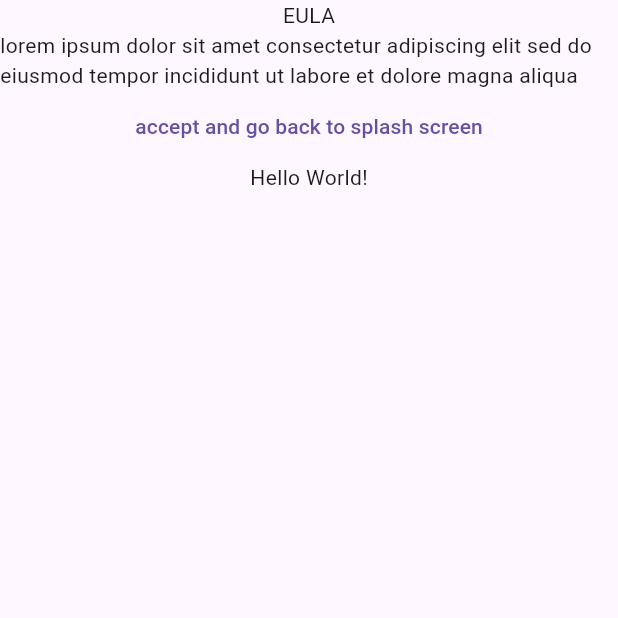
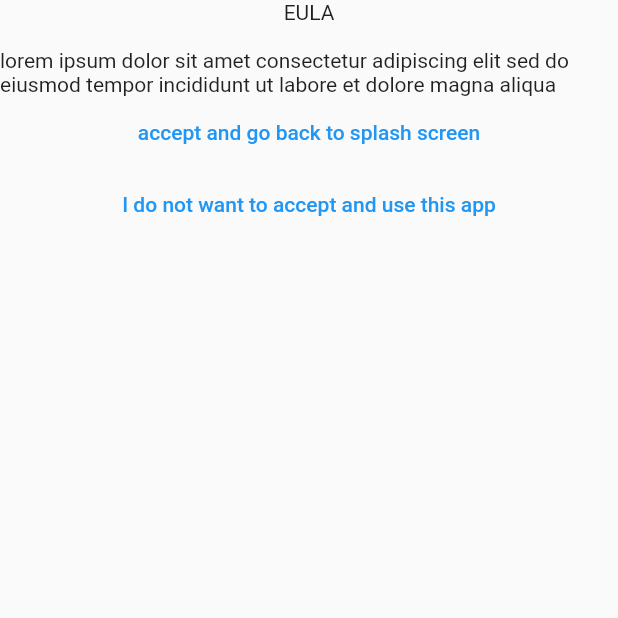
Before and after one commit to nicolgit/blast, a Flutter app: the screen it shows after launch, after a tap on "show EULA", on a phone screen of 412 x 824 dp, the top half of it. Run offline on Flutter 3.47's test engine with Material 2 defaults, Android fonts, the phone set to English and light mode, and no system bars; our stand-ins replace auto_route, kt_dart, shared_preferences.

Commit message:
working on navigation and refresh UI

```diff
--- /dev/null
+++ b/code/app/blastapp/lib/ViewModel/app_view_model.dart
@@ -0,0 +1,22 @@
+import 'package:flutter/material.dart';
+import 'package:blastmodel/settings_service.dart';
+
+class AppViewModel {
+
+  AppViewModel() {
+    // init things inside this
+  }
+
+  Future<ThemeMode> getAppTheme () async {
+    switch (await SettingService().appTheme)
+    {
+      case BlaseAppTheme.auto:
+        return ThemeMode.system;
+      case BlaseAppTheme.light:
+        return ThemeMode.light;
+      case BlaseAppTheme.dark:
+        return ThemeMode.dark;
+      default:
+        return ThemeMode.system;}
+  }
+}
--- /dev/null
+++ b/code/app/blastapp/lib/ViewModel/eula_view_model.dart
@@ -0,0 +1,20 @@
+import 'package:auto_route/auto_route.dart';
+import 'package:blastmodel/settings_service.dart';
+import 'package:flutter/material.dart';
+
+class EulaViewModel extends ChangeNotifier{
+  BuildContext context;
+
+  EulaViewModel(this.context);
+
+  acceptEula() async {
+    SettingService().setEulaAccepted(true);
+    context.router.pop();
+  }
+
+  denyEula() async {
+    SettingService().setEulaAccepted(false);
+    context.router.pop(true);
+  }
+
+}
--- /dev/null
+++ b/code/app/blastapp/lib/ViewModel/splash_view_model.dart
@@ -0,0 +1,18 @@
+import 'package:auto_route/auto_route.dart';
+import 'package:blastapp/blast_router.dart';
+import 'package:blastmodel/settings_service.dart';
+import 'package:flutter/material.dart';
+
+class SplashViewModel extends ChangeNotifier{
+  BuildContext context;
+
+  SplashViewModel(this.context);
+
+  Future<bool> eulaAccepted() async {
+    return SettingService().eulaAccepted;
+  }
+
+  showEula() async {
+    return context.router.push(const EulaRoute());
+  }
+}
--- /dev/null
+++ b/code/app/blastapp/lib/blast_router.dart
@@ -0,0 +1,14 @@
+import 'package:auto_route/auto_route.dart';
+import 'package:blastapp/eula_view.dart';
+import 'package:blastapp/splash_view.dart';
+part 'blast_router.gr.dart';
+
+@AutoRouterConfig(replaceInRouteName: 'View,Route')
+class BlastRouter extends _$BlastRouter {
+  @override
+  List<AutoRoute> get routes => [
+        // add your routes here
+        AutoRoute (page: SplashRoute.page, initial: true),
+        AutoRoute (page: EulaRoute.page)
+      ];
+}
--- a/code/app/blastapp/lib/eula_view.dart
+++ b/code/app/blastapp/lib/eula_view.dart
@@ -1,24 +1,43 @@
+import 'package:auto_route/auto_route.dart';
+import 'package:blastapp/ViewModel/eula_view_model.dart';
 import 'package:flutter/material.dart';
+import 'package:provider/provider.dart';
 
+@RoutePage()
 class EulaView extends StatelessWidget {
   const EulaView({super.key});
 
   @override
   Widget build(BuildContext context) {
+    return ChangeNotifierProvider(
+      create: (context) => EulaViewModel(context),
+      child: Consumer<EulaViewModel>(
+        builder: (context, viewmodel, child) => _buildScaffold(context, viewmodel),
+      ),
+    );
+  }
+
+  Widget _buildScaffold(BuildContext context, EulaViewModel vm) {
     return Scaffold(
       body: Center(
           child: Column(
         children: [
           const Text('EULA'),
+          const Text(' '),
           const Text(
               'lorem ipsum dolor sit amet consectetur adipiscing elit sed do eiusmod tempor incididunt ut labore et dolore magna aliqua '),
           TextButton(
             onPressed: () {
-              Navigator.pop(context);
+              vm.acceptEula();
             },
             child: const Text('accept and go back to splash screen'),
           ),
-          const Text('Hello World!'),
+          TextButton(
+            onPressed: () {
+              vm.denyEula();
+            },
+            child: const Text('I do not want to accept and use this app'),
+          ),
         ],
       )),
     );
--- a/code/app/blastapp/lib/main.dart
+++ b/code/app/blastapp/lib/main.dart
@@ -1,6 +1,6 @@
-import 'package:blastapp/splash_view.dart';
+import 'package:blastapp/ViewModel/app_view_model.dart';
+import 'package:blastapp/main_view.dart';
 import 'package:flutter/material.dart';
-import 'package:blastviewmodel/app_view_model.dart';
 
 void main() async {
 
@@ -9,7 +9,7 @@
 
   runApp(MaterialApp(
     title: "Blast App title",
-    home: const SplashView(),
+    home: MainView(),
     theme: ThemeData.light(useMaterial3: true),
     darkTheme: ThemeData.dark(useMaterial3: true),
     themeMode: await appViewModel.getAppTheme(),
--- /dev/null
+++ b/code/app/blastapp/lib/main_view.dart
@@ -0,0 +1,16 @@
+import 'package:blastapp/blast_router.dart';
+import 'package:flutter/material.dart';
+
+class MainView extends StatelessWidget {
+
+  // make sure you don't initiate your router
+  // inside of the build function.
+  final _appRouter = BlastRouter();
+
+  @override
+  Widget build(BuildContext context){
+    return MaterialApp.router(
+      routerConfig: _appRouter.config(),
+    );
+  }
+}
--- a/code/app/blastapp/lib/splash_view.dart
+++ b/code/app/blastapp/lib/splash_view.dart
@@ -1,33 +1,44 @@
+import 'package:auto_route/auto_route.dart';
+import 'package:blastapp/ViewModel/splash_view_model.dart';
 import 'package:blastapp/choose_storage_view.dart';
-import 'package:blastapp/eula_view.dart';
 import 'package:flutter/material.dart';
-import 'package:blastviewmodel/splash_view_model.dart';
 import 'package:provider/provider.dart';
 
 /// REFERENCE MVVM ARCHITECTURE https://www.filledstacks.com/post/flutter-architecture-my-provider-implementation-guide/
 
+@RoutePage()
 class SplashView extends StatelessWidget {
   const SplashView({super.key});
 
   @override
   Widget build(BuildContext context) {
     return ChangeNotifierProvider(
-      create: (context) => SplashViewModel(),
+      create: (context) => SplashViewModel(context),
       child: Consumer<SplashViewModel>(
         builder: (context, viewmodel, child) => _buildScaffold(context, viewmodel),
-      )
+      ),
     );
   }
 
   Widget _buildScaffold(BuildContext context, SplashViewModel vm) {
     return Scaffold(
+
       body: Center(
           child: Column(
         children: [
 
           const Text('Hello World!'),
+          const Text(' '),
           const Text('I am the splash screen!'),
 
+          TextButton(
+                  onPressed: () {
+                    vm.showEula().then((value) => print('EULA accepted'));
+                  },
+                  child: const Text('show EULA'),
+                ),
+
+          /*
           FutureBuilder<bool> (
             future: vm.eulaAccepted(),
             builder: (context, boolEulaAccepted) {
@@ -35,18 +46,21 @@
                 visible: !(boolEulaAccepted.data ?? false),
                 child: TextButton(
                   onPressed: () {
-                    Navigator.push(
-                      context,
-                      MaterialPageRoute(builder: (context) => const EulaView()),
-                    );
+                    vm.showEula();
                   },
                   child: const Text('show EULA'),
                 )
               );
             }
           ),
+          */
 
-          TextButton(
+          FutureBuilder<bool>(
+            future: vm.eulaAccepted(),
+            builder: (context, boolEulaAccepted) {
+              return Visibility(
+                visible: boolEulaAccepted.data ?? false,
+                child: TextButton(
                 onPressed: () {
                   Navigator.push(
                     context,
@@ -56,6 +70,9 @@
                   },
                   child: const Text('begin using app'),
                 ),
+              );
+            }
+          ),
         ],
       )),
     );
--- a/code/app/blastapp/pubspec.yaml
+++ b/code/app/blastapp/pubspec.yaml
@@ -11,14 +11,16 @@
   kt_dart: ^1.1.0
   flutter:
     sdk: flutter
-  blastviewmodel:
-    path: ./../blastviewmodel
+  blastmodel:
+    path: ./../blastmodel
   provider: ^6.0.5
+  auto_route: ^7.8.4
 
 dev_dependencies:
   flutter_test:
     sdk: flutter
   flutter_lints: ^2.0.0
+  auto_route_generator: ^7.3.2
 
 flutter:
   uses-material-design: true
--- a/code/app/blastviewmodel/lib/splash_view_model.dart
+++ b/code/app/blastviewmodel/lib/splash_view_model.dart
@@ -1,10 +1,16 @@
-
 import 'package:flutter/material.dart';
 import 'package:blastmodel/settings_service.dart';
 
-class SplashViewModel extends ChangeNotifier{
+class SplashViewModelXXX extends ChangeNotifier{
+  BuildContext context;
+
+  SplashViewModelXXX(this.context);
 
   Future<bool> eulaAccepted() async {
     return SettingService().eulaAccepted;
   }
+
+  showEula() async {
+
+  }
 }
```
Also changed, not shown: code/app/blastapp/lib/blast_router.gr.dart (added), code/app/blastapp/pubspec.lock. Lines whose indentation alone changed are shown as unchanged.
